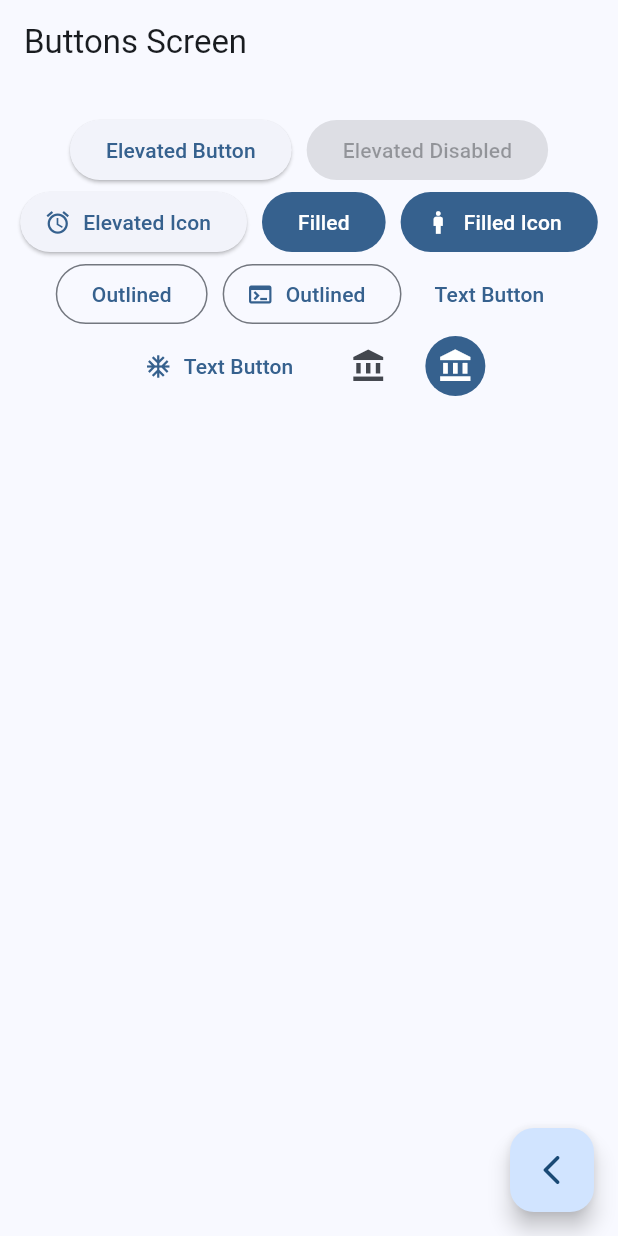
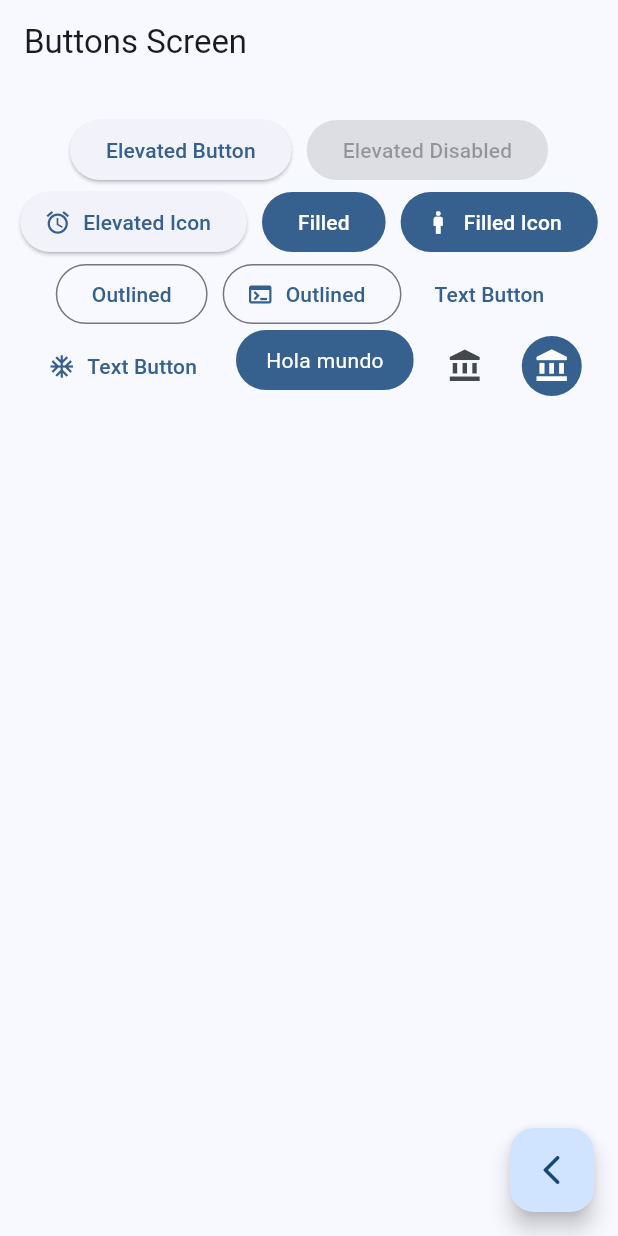
Before and after one commit to gabrielvejar/widgets_app, a Flutter app: the ButtonsScreen screen opened by its route, on a phone screen of 412 x 824 dp. Run offline on Flutter 3.47's test engine with Material 3 defaults, Android fonts, the phone set to English and light mode, and no system bars; our stand-ins replace go_router.

Commit message:
Add CustomButton widget to ButtonsScreen

```diff
--- a/lib/presentation/screens/buttons/buttons_screen.dart
+++ b/lib/presentation/screens/buttons/buttons_screen.dart
@@ -68,7 +68,7 @@ class _ButtonsView extends StatelessWidget {
               icon: const Icon(Icons.ac_unit_outlined),
             ),
 
-            // TODO: custom button
+            const CustomButton(),
 
             IconButton(
               onPressed: () {},
@@ -79,7 +79,7 @@ class _ButtonsView extends StatelessWidget {
               icon: const Icon(Icons.account_balance),
               style: ButtonStyle(
                 backgroundColor: WidgetStatePropertyAll(colors.primary),
-                iconColor: const WidgetStatePropertyAll(Colors.white)
+                iconColor: const WidgetStatePropertyAll(Colors.white),
               ),
             ),
           ],
@@ -88,3 +88,26 @@ class _ButtonsView extends StatelessWidget {
     );
   }
 }
+
+class CustomButton extends StatelessWidget {
+  const CustomButton({super.key});
+
+  @override
+  Widget build(BuildContext context) {
+    final colors = Theme.of(context).colorScheme;
+
+    return ClipRRect(
+      borderRadius: BorderRadius.circular(20),
+      child: Material(
+        color: colors.primary,
+        child: InkWell(
+          onTap: () {},
+          child: const Padding(
+            padding: EdgeInsets.symmetric(horizontal: 20, vertical: 10),
+            child: Text('Hola mundo', style: TextStyle(color: Colors.white)),
+          ),
+        ),
+      ),
+    );
+  }
+}
```
